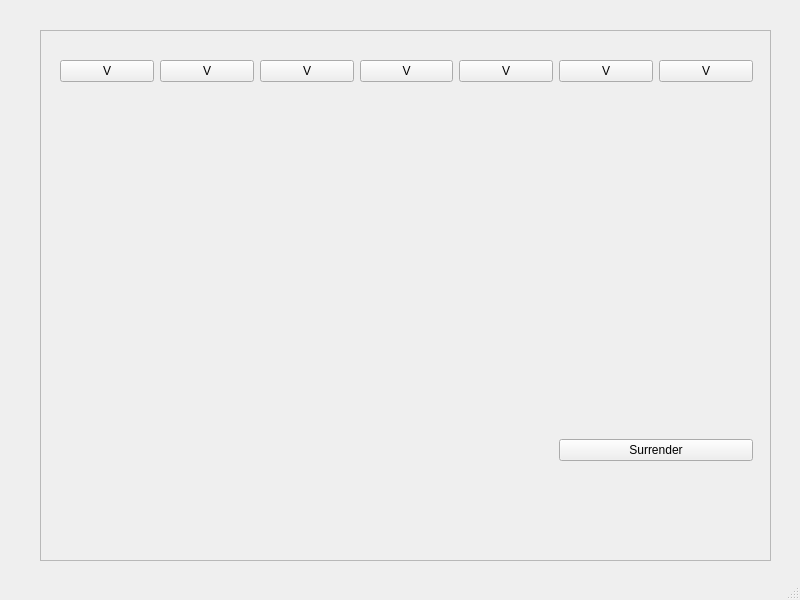
The window that interstellarUI/igwindow.ui (weloveboardgame/interstellarGame) describes before a commit, drawn with Qt 5.
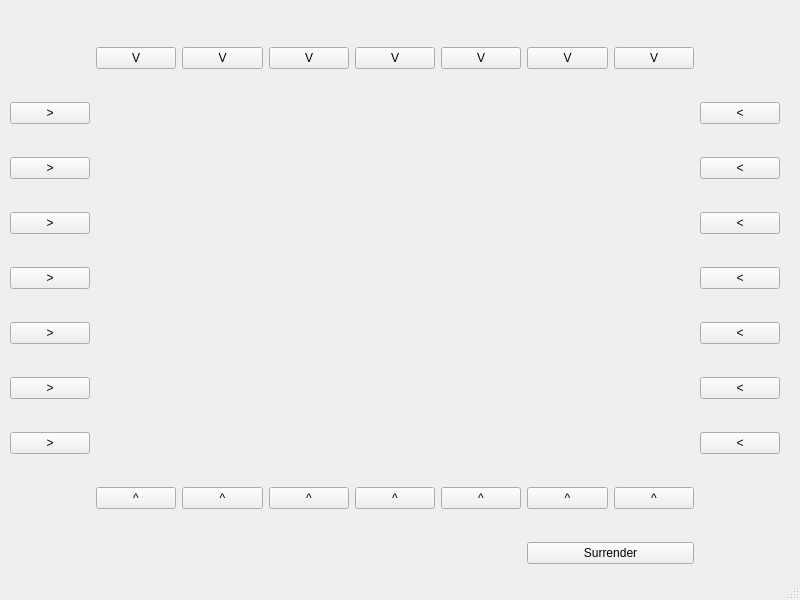
The same window after the commit.

Diff of the .ui file:
```diff
--- a/interstellarUI/igwindow.ui
+++ b/interstellarUI/igwindow.ui
@@ -14,52 +14,198 @@
    <string>IGWindow</string>
   </property>
   <widget class="QWidget" name="centralwidget">
-   <widget class="QFrame" name="frame">
-    <property name="geometry">
-     <rect>
-      <x>40</x>
-      <y>30</y>
-      <width>731</width>
-      <height>531</height>
-     </rect>
-    </property>
-    <property name="frameShape">
-     <enum>QFrame::StyledPanel</enum>
-    </property>
-    <property name="frameShadow">
-     <enum>QFrame::Raised</enum>
-    </property>
     <widget class="QWidget" name="gridLayoutWidget">
      <property name="geometry">
       <rect>
-       <x>20</x>
-       <y>30</y>
-       <width>693</width>
-       <height>401</height>
+      <x>10</x>
+      <y>20</y>
+      <width>770</width>
+      <height>571</height>
       </rect>
      </property>
      <layout class="QGridLayout" name="gridLayout">
-      <item row="1" column="1">
-       <widget class="QPushButton" name="select_2">
+     <item row="10" column="6" colspan="2">
+      <widget class="QPushButton" name="pushButton_5">
         <property name="text">
-         <string>V</string>
+        <string>Surrender</string>
+       </property>
+      </widget>
+     </item>
+     <item row="5" column="8">
+      <widget class="QPushButton" name="selectR_4">
+       <property name="text">
+        <string>&lt;</string>
+       </property>
+      </widget>
+     </item>
+     <item row="7" column="8">
+      <widget class="QPushButton" name="selectR_6">
+       <property name="text">
+        <string>&lt;</string>
+       </property>
+      </widget>
+     </item>
+     <item row="5" column="7">
+      <widget class="QLabel" name="p17_3">
+       <property name="text">
+        <string/>
+       </property>
+      </widget>
+     </item>
+     <item row="2" column="0">
+      <widget class="QPushButton" name="selectL_1">
+       <property name="text">
+        <string>&gt;</string>
         </property>
        </widget>
       </item>
       <item row="3" column="5">
+      <widget class="QLabel" name="p15">
+       <property name="text">
+        <string/>
+       </property>
+      </widget>
+     </item>
+     <item row="8" column="7">
+      <widget class="QLabel" name="p17_6">
+       <property name="text">
+        <string/>
+       </property>
+      </widget>
+     </item>
+     <item row="6" column="7">
+      <widget class="QLabel" name="p17_4">
+       <property name="text">
+        <string/>
+       </property>
+      </widget>
+     </item>
+     <item row="4" column="7">
+      <widget class="QLabel" name="p17_2">
+       <property name="text">
+        <string/>
+       </property>
+      </widget>
+     </item>
+     <item row="4" column="8">
+      <widget class="QPushButton" name="selectR_3">
+       <property name="text">
+        <string>&lt;</string>
+       </property>
+      </widget>
+     </item>
+     <item row="1" column="1">
+      <widget class="QPushButton" name="selectW_1">
+       <property name="text">
+        <string>V</string>
+       </property>
+      </widget>
+     </item>
+     <item row="2" column="8">
+      <widget class="QPushButton" name="selectR_1">
+       <property name="text">
+        <string>&lt;</string>
+       </property>
+      </widget>
+     </item>
+     <item row="3" column="7">
+      <widget class="QLabel" name="p17">
+       <property name="text">
+        <string/>
+       </property>
+      </widget>
+     </item>
+     <item row="3" column="6">
        <widget class="QLabel" name="p16">
         <property name="text">
          <string/>
         </property>
        </widget>
       </item>
-      <item row="5" column="6">
-       <widget class="QLabel" name="p17_3">
+     <item row="7" column="7">
+      <widget class="QLabel" name="p17_5">
         <property name="text">
          <string/>
         </property>
        </widget>
       </item>
+     <item row="3" column="8">
+      <widget class="QPushButton" name="selectR_2">
+       <property name="text">
+        <string>&lt;</string>
+       </property>
+      </widget>
+     </item>
+     <item row="6" column="8">
+      <widget class="QPushButton" name="selectR_5">
+       <property name="text">
+        <string>&lt;</string>
+       </property>
+      </widget>
+     </item>
+     <item row="8" column="8">
+      <widget class="QPushButton" name="selectR_13">
+       <property name="text">
+        <string>&lt;</string>
+       </property>
+      </widget>
+     </item>
+     <item row="9" column="1">
+      <widget class="QPushButton" name="selectS_1">
+       <property name="text">
+        <string>^</string>
+       </property>
+      </widget>
+     </item>
+     <item row="9" column="2">
+      <widget class="QPushButton" name="selectS_2">
+       <property name="text">
+        <string>^</string>
+       </property>
+      </widget>
+     </item>
+     <item row="9" column="3">
+      <widget class="QPushButton" name="selectS_3">
+       <property name="text">
+        <string>^</string>
+       </property>
+      </widget>
+     </item>
+     <item row="9" column="4">
+      <widget class="QPushButton" name="selectS_4">
+       <property name="text">
+        <string>^</string>
+       </property>
+      </widget>
+     </item>
+     <item row="9" column="5">
+      <widget class="QPushButton" name="selectS_5">
+       <property name="text">
+        <string>^</string>
+       </property>
+      </widget>
+     </item>
+     <item row="9" column="6">
+      <widget class="QPushButton" name="selectS_6">
+       <property name="text">
+        <string>^</string>
+       </property>
+      </widget>
+     </item>
+     <item row="9" column="7">
+      <widget class="QPushButton" name="selectS_7">
+       <property name="text">
+        <string>^</string>
+       </property>
+      </widget>
+     </item>
+     <item row="1" column="2">
+      <widget class="QPushButton" name="selectW_2">
+       <property name="text">
+        <string>V</string>
+       </property>
+      </widget>
+     </item>
       <item row="1" column="3">
        <widget class="QPushButton" name="select_4">
         <property name="text">
@@ -67,17 +213,10 @@
         </property>
        </widget>
       </item>
-      <item row="3" column="4">
-       <widget class="QLabel" name="p15">
+     <item row="1" column="4">
+      <widget class="QPushButton" name="selectW_4">
         <property name="text">
-         <string/>
-        </property>
-       </widget>
-      </item>
-      <item row="10" column="6">
-       <widget class="QLabel" name="p17_8">
-        <property name="text">
-         <string/>
+        <string>V</string>
         </property>
        </widget>
       </item>
@@ -88,27 +227,6 @@
         </property>
        </widget>
       </item>
-      <item row="1" column="0">
-       <widget class="QPushButton" name="select_1">
-        <property name="text">
-         <string>V</string>
-        </property>
-       </widget>
-      </item>
-      <item row="3" column="6">
-       <widget class="QLabel" name="p17">
-        <property name="text">
-         <string/>
-        </property>
-       </widget>
-      </item>
-      <item row="3" column="3">
-       <widget class="QLabel" name="p14">
-        <property name="text">
-         <string/>
-        </property>
-       </widget>
-      </item>
       <item row="1" column="6">
        <widget class="QPushButton" name="select_7">
         <property name="text">
@@ -116,85 +234,56 @@
         </property>
        </widget>
       </item>
-      <item row="3" column="2">
-       <widget class="QLabel" name="p13">
+     <item row="1" column="7">
+      <widget class="QPushButton" name="selectW_7">
         <property name="text">
-         <string/>
-        </property>
-       </widget>
-      </item>
-      <item row="6" column="6">
-       <widget class="QLabel" name="p17_4">
-        <property name="text">
-         <string/>
+        <string>V</string>
         </property>
        </widget>
       </item>
       <item row="3" column="0">
-       <widget class="QLabel" name="p11">
+      <widget class="QPushButton" name="selectL_2">
         <property name="text">
-         <string/>
+        <string>&gt;</string>
         </property>
        </widget>
       </item>
-      <item row="8" column="6">
-       <widget class="QLabel" name="p17_6">
+     <item row="4" column="0">
+      <widget class="QPushButton" name="selectL_3">
         <property name="text">
-         <string/>
+        <string>&gt;</string>
         </property>
        </widget>
       </item>
-      <item row="3" column="1">
-       <widget class="QLabel" name="p12">
+     <item row="5" column="0">
+      <widget class="QPushButton" name="selectL_4">
         <property name="text">
-         <string/>
+        <string>&gt;</string>
         </property>
        </widget>
       </item>
-      <item row="7" column="6">
-       <widget class="QLabel" name="p17_5">
+     <item row="6" column="0">
+      <widget class="QPushButton" name="selectL_5">
         <property name="text">
-         <string/>
+        <string>&gt;</string>
         </property>
        </widget>
       </item>
-      <item row="1" column="4">
-       <widget class="QPushButton" name="select_5">
+     <item row="7" column="0">
+      <widget class="QPushButton" name="selectL_6">
         <property name="text">
-         <string>V</string>
+        <string>&gt;</string>
         </property>
        </widget>
       </item>
-      <item row="4" column="6">
-       <widget class="QLabel" name="p17_2">
+     <item row="8" column="0">
+      <widget class="QPushButton" name="selectL_7">
         <property name="text">
-         <string/>
-        </property>
-       </widget>
-      </item>
-      <item row="1" column="2">
-       <widget class="QPushButton" name="select_3">
-        <property name="text">
-         <string>V</string>
-        </property>
-       </widget>
-      </item>
-      <item row="9" column="6">
-       <widget class="QLabel" name="p17_7">
-        <property name="text">
-         <string/>
-        </property>
-       </widget>
-      </item>
-      <item row="11" column="5" colspan="2">
-       <widget class="QPushButton" name="pushButton_5">
-        <property name="text">
-         <string>Surrender</string>
+        <string>&gt;</string>
         </property>
        </widget>
       </item>
      </layout>
-    </widget>
    </widget>
   </widget>
   <widget class="QMenuBar" name="menubar">
```
Left out of the diff: 6 changed lines with no effect on the pictures. Lines whose indentation alone changed are shown as unchanged.
